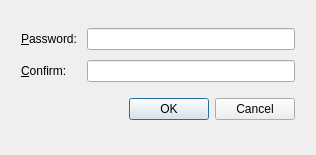
Before: the Qt Designer form qt_ui/confirm_password_dialog.ui in evpo/EncryptPad, drawn with Qt 5.
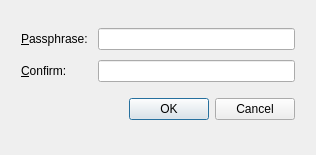
After: the same form once the commit is applied.

Commit message: All passwords because passphrases except in file names. WIP

What changed in the file:
```diff
--- a/qt_ui/confirm_password_dialog.ui
+++ b/qt_ui/confirm_password_dialog.ui
@@ -62,7 +62,7 @@
      <item row="0" column="0">
       <widget class="QLabel" name="label">
        <property name="text">
-        <string>&amp;Password:</string>
+        <string>&amp;Passphrase:</string>
        </property>
        <property name="buddy">
         <cstring>uiPassword</cstring>
```
Left out of the diff: 20 changed lines with no effect on the pictures. The commit also changes 35 other files.
